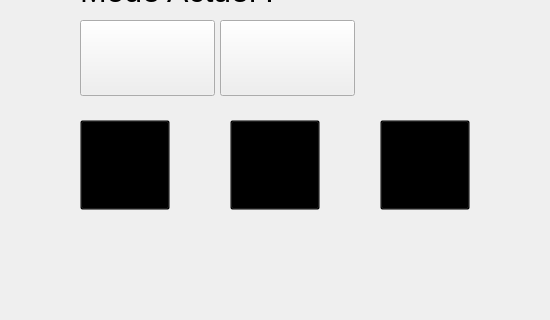
7antoine7/PCBUS, file GUI/GUI_PCBUS/form.ui: the form before one commit; both pictures show x 510 to 1060 and y 440 to 760 of the 1378 by 864 pixel window.
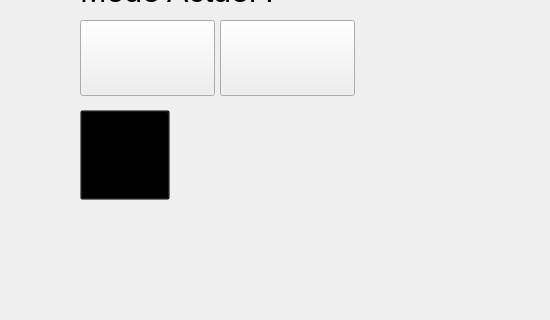
The form after the commit. Icons and pictures are not drawn.

Commit message: regler le refresh et enelver boutons inutilisees

Patch:
```diff
--- a/GUI/GUI_PCBUS/form.ui
+++ b/GUI/GUI_PCBUS/form.ui
@@ -141,7 +141,7 @@
     <property name="geometry">
      <rect>
       <x>590</x>
-      <y>560</y>
+      <y>550</y>
       <width>90</width>
       <height>90</height>
      </rect>
@@ -154,50 +154,6 @@
      <string/>
     </property>
    </widget>
-   <widget class="QPushButton" name="pause">
-    <property name="geometry">
-     <rect>
-      <x>740</x>
-      <y>560</y>
-      <width>90</width>
-      <height>90</height>
-     </rect>
-    </property>
-    <property name="styleSheet">
-     <string notr="true">image: url(:/images/assets/pause_button.png);
-background-color: transparent;
-border-color: rgb(0, 0, 0);</string>
-    </property>
-    <property name="text">
-     <string/>
-    </property>
-   </widget>
-   <widget class="QPushButton" name="stop">
-    <property name="geometry">
-     <rect>
-      <x>890</x>
-      <y>560</y>
-      <width>90</width>
-      <height>90</height>
-     </rect>
-    </property>
-    <property name="mouseTracking">
-     <bool>true</bool>
-    </property>
-    <property name="focusPolicy">
-     <enum>Qt::ClickFocus</enum>
-    </property>
-    <property name="styleSheet">
-     <string notr="true">image: url(:/images/assets/stop_button.png);
-background-color: transparent;
-border-color: rgb(255, 0, 255);
-border-width: 2px;
-</string>
-    </property>
-    <property name="text">
-     <string/>
-    </property>
-   </widget>
    <widget class="QLabel" name="IncX">
     <property name="geometry">
      <rect>
```
Left out of the diff: 2 changed lines with no effect on the pictures. The commit also changes 3 other files.
